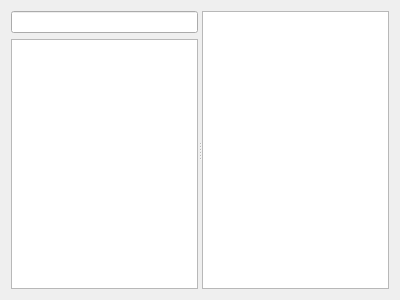
First picture: the form in ui/tools/messagehandler/messagehandlerwidget.ui, repository KDAB/GammaRay, before the edit.
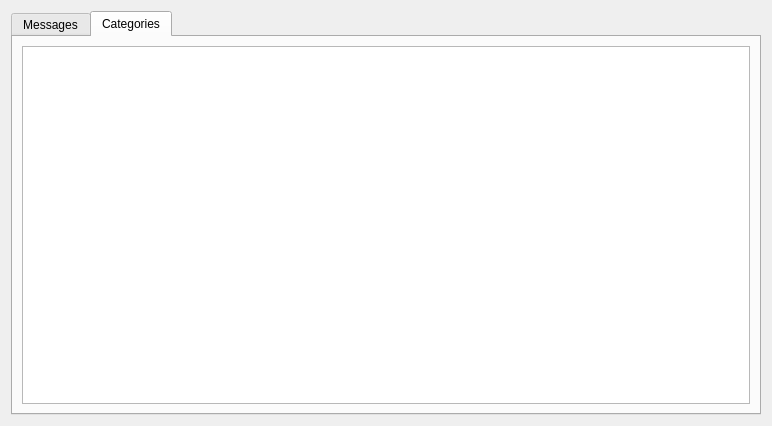
Second picture: the form after the edit. The open tabs and pages were chosen to show the change.

```diff
--- a/ui/tools/messagehandler/messagehandlerwidget.ui
+++ b/ui/tools/messagehandler/messagehandlerwidget.ui
@@ -6,10 +6,20 @@
    <rect>
     <x>0</x>
     <y>0</y>
-    <width>400</width>
-    <height>300</height>
+    <width>772</width>
+    <height>426</height>
    </rect>
   </property>
+  <layout class="QVBoxLayout" name="verticalLayout_3">
+   <item>
+    <widget class="QTabWidget" name="tabWidget">
+     <property name="currentIndex">
+      <number>0</number>
+     </property>
+     <widget class="QWidget" name="messagesTab">
+      <attribute name="title">
+       <string>Messages</string>
+      </attribute>
   <layout class="QVBoxLayout" name="verticalLayout_2">
    <item>
     <widget class="QSplitter" name="splitter">
@@ -49,6 +59,27 @@
       <attribute name="headerVisible">
        <bool>false</bool>
       </attribute>
+         </widget>
+        </widget>
+       </item>
+      </layout>
+     </widget>
+     <widget class="QWidget" name="categoriesTab">
+      <attribute name="title">
+       <string>Categories</string>
+      </attribute>
+      <layout class="QVBoxLayout" name="verticalLayout_4">
+       <item>
+        <widget class="QTreeView" name="categoriesView">
+         <property name="rootIsDecorated">
+          <bool>false</bool>
+         </property>
+         <property name="uniformRowHeights">
+          <bool>true</bool>
+         </property>
+        </widget>
+       </item>
+      </layout>
      </widget>
     </widget>
    </item>
```
Lines whose indentation alone changed are shown as unchanged.
